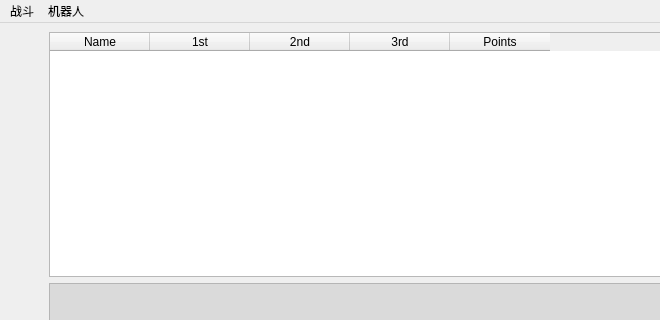
First picture: the form in GUI/window.ui, repository ZxxWs/RoboCode, before the edit; both pictures show x 0 to 660 and y 0 to 320 of the 995 by 644 pixel window.
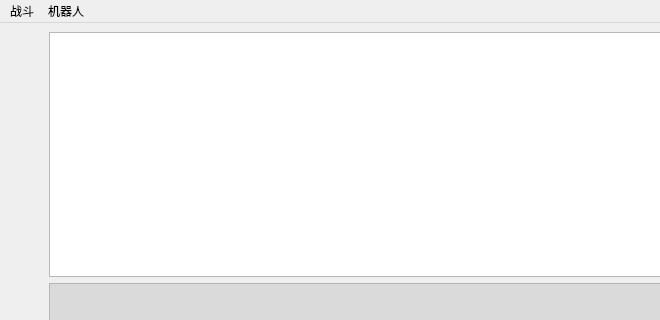
Second picture: the form after the edit. Icons and pictures are not drawn.

```diff
--- a/GUI/window.ui
+++ b/GUI/window.ui
@@ -47,31 +47,6 @@
           <attribute name="horizontalHeaderStretchLastSection">
            <bool>false</bool>
           </attribute>
-          <column>
-           <property name="text">
-            <string>Name</string>
-           </property>
-          </column>
-          <column>
-           <property name="text">
-            <string>1st</string>
-           </property>
-          </column>
-          <column>
-           <property name="text">
-            <string>2nd</string>
-           </property>
-          </column>
-          <column>
-           <property name="text">
-            <string>3rd</string>
-           </property>
-          </column>
-          <column>
-           <property name="text">
-            <string>Points</string>
-           </property>
-          </column>
          </widget>
         </item>
         <item>
```
